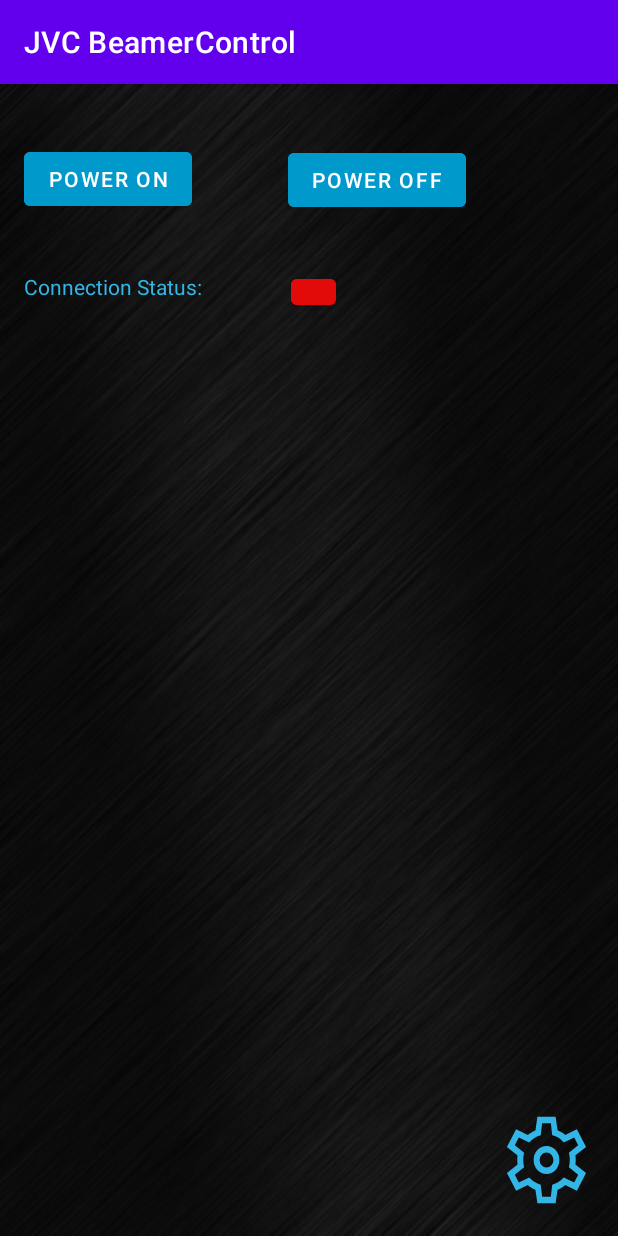
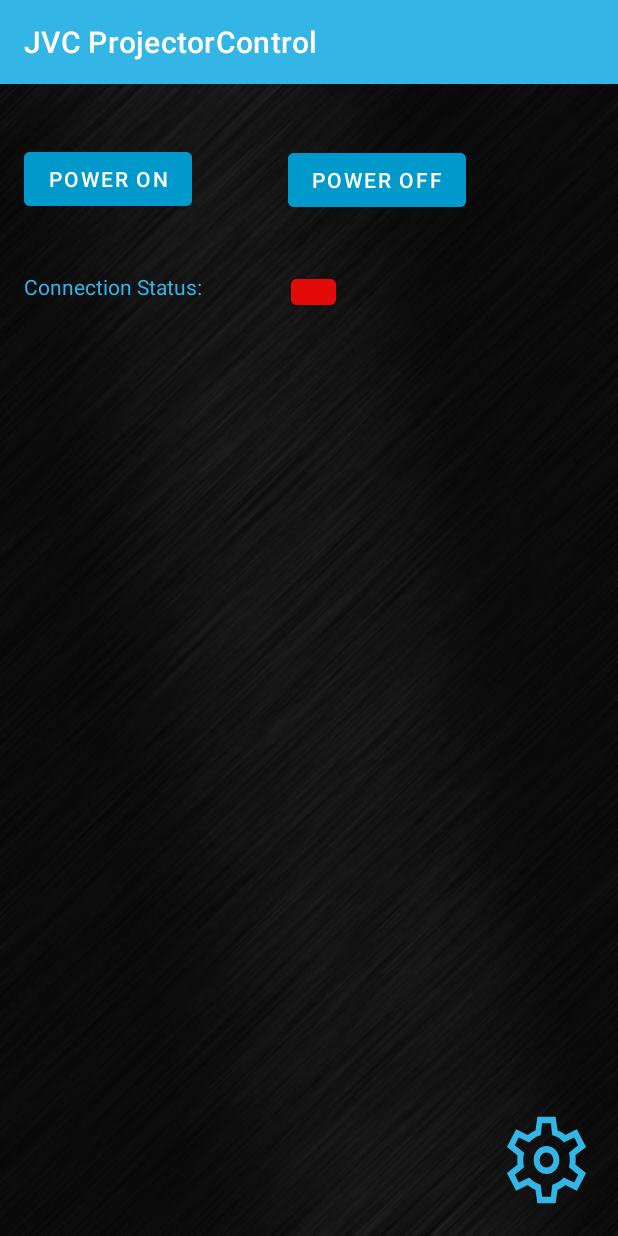
Before and after one commit to LaUs3r/JVCBeamerControl, an Android app: the screen it shows after launch (MainActivity), on a phone screen of 412 x 824 dp. Run offline under Robolectric (Android 15) with nearby library versions, the phone set to English and light mode, and no system bars; network calls fail.

Commit message:
changed title and more colors

```diff
--- a/app/src/main/java/com/remotecontrol/jvcbeamercontrol/MainActivity.java
+++ b/app/src/main/java/com/remotecontrol/jvcbeamercontrol/MainActivity.java
@@ -50,7 +50,7 @@ public class MainActivity extends AppCompatActivity {
         setContentView(R.layout.activity_main);
         StrictMode.ThreadPolicy policy = new StrictMode.ThreadPolicy.Builder().permitAll().build();
         StrictMode.setThreadPolicy(policy);
-        setTitle("JVC BeamerControl");
+        setTitle("JVC ProjectorControl");
     }
 
     @Override
--- a/app/src/main/res/values-night/themes.xml
+++ b/app/src/main/res/values-night/themes.xml
@@ -2,8 +2,8 @@
     <!-- Base application theme. -->
     <style name="Theme.JavaBeamerTest" parent="Theme.MaterialComponents.DayNight.DarkActionBar">
         <!-- Primary brand color. -->
-        <item name="colorPrimary">@color/purple_200</item>
-        <item name="colorPrimaryVariant">@color/purple_700</item>
+        <item name="colorPrimary">@android:color/holo_blue_light</item>
+        <item name="colorPrimaryVariant">@android:color/holo_blue_light</item>
         <item name="colorOnPrimary">@color/black</item>
         <!-- Secondary brand color. -->
         <item name="colorSecondary">@color/teal_200</item>
--- a/app/src/main/res/values/strings.xml
+++ b/app/src/main/res/values/strings.xml
@@ -1,5 +1,5 @@
 <resources>
-    <string name="app_name">JVC BeamerControl</string>
+    <string name="app_name">JVC ProjectorControl</string>
     <string name="power_on">Power ON</string>
     <string name="power_off">Power OFF</string>
     <string name="connection_status">Connection Status:</string>
--- a/app/src/main/res/values/themes.xml
+++ b/app/src/main/res/values/themes.xml
@@ -2,8 +2,10 @@
     <!-- Base application theme. -->
     <style name="Theme.JavaBeamerTest" parent="Theme.MaterialComponents.DayNight.DarkActionBar">
         <!-- Primary brand color. -->
-        <item name="colorPrimary">@color/purple_500</item>
-        <item name="colorPrimaryVariant">@color/purple_700</item>
+        <item name="colorPrimary">@android:color/holo_blue_light</item>
+        <item name="colorPrimaryVariant">@android:color/holo_blue_light</item>
+        <!-- <item name="colorPrimary">@color/purple_200</item> -->
+        <!--<item name="colorPrimaryVariant">@color/purple_700</item> -->
         <item name="colorOnPrimary">@color/white</item>
         <!-- Secondary brand color. -->
         <item name="colorSecondary">@color/teal_200</item>
```
Also changed, not shown: 18 other files.
